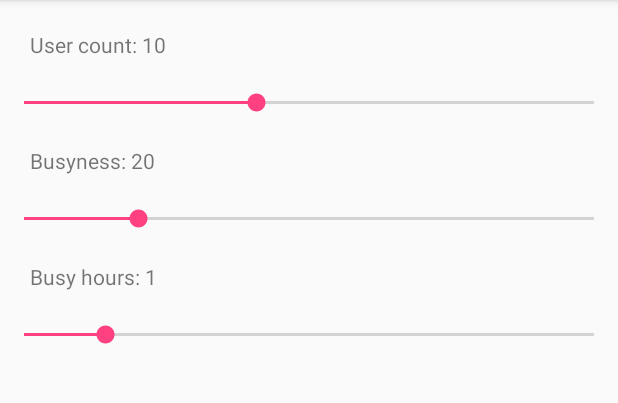
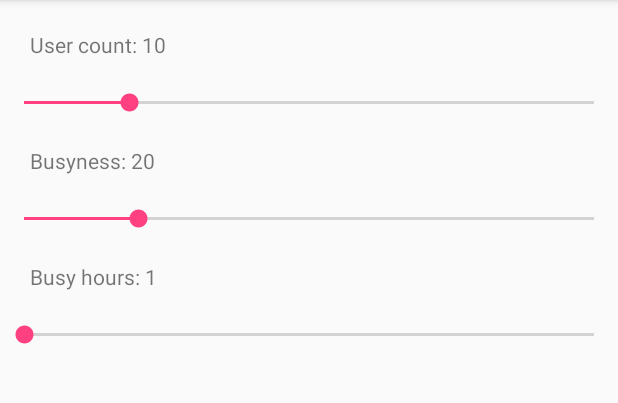
Before and after one commit to pingwiner/coffee, an Android app: the fragment SettingsFragment shown on its own in the app's theme, on a phone screen of 412 x 824 dp, the part 84-487 px from its top. Run offline under Robolectric (Android 15) with nearby library versions, the phone set to English and light mode, and no system bars; our stand-ins replace EventBus.

Commit message:
Settings UI state

```diff
--- a/app/src/main/java/coffee/demo/com/coffee/view/SettingsFragment.kt
+++ b/app/src/main/java/coffee/demo/com/coffee/view/SettingsFragment.kt
@@ -12,32 +12,28 @@ import coffee.demo.com.coffee.R
 import coffee.demo.com.coffee.logic.Machine
 import coffee.demo.com.coffee.logic.Office
 import coffee.demo.com.coffee.model.Settings
+import kotlinx.android.synthetic.main.fragment_settings.*
 
 class SettingsFragment : Fragment(), SeekBar.OnSeekBarChangeListener {
     val userCountText : String by lazy {getString(R.string.user_count) + ": "}
     val busynessText: String by lazy {getString(R.string.busyness) + ": "}
     val busyHoursText: String by lazy {getString(R.string.busy_hours) + ": "}
 
-    var userCountLabel : TextView? = null;
-    var busynessLabel : TextView? = null;
-    var busyHoursLabel : TextView? = null;
-
     override fun onCreate(savedInstanceState: Bundle?) {
         super.onCreate(savedInstanceState)
-
     }
 
     override fun onCreateView(inflater: LayoutInflater, container: ViewGroup?,
                               savedInstanceState: Bundle?): View? {
-        val v = inflater.inflate(R.layout.fragment_settings, container, false)
-        v.findViewById<SeekBar>(R.id.userCountBar).setOnSeekBarChangeListener(this)
-        v.findViewById<SeekBar>(R.id.busynessBar).setOnSeekBarChangeListener(this)
-        v.findViewById<SeekBar>(R.id.busyHoursBar).setOnSeekBarChangeListener(this)
-        userCountLabel = v.findViewById(R.id.userCountLabel)
-        busynessLabel = v.findViewById(R.id.busynessLabel)
-        busyHoursLabel = v.findViewById(R.id.busyHoursLabel)
+        return inflater.inflate(R.layout.fragment_settings, container, false)
+    }
+
+    override fun onViewCreated(view: View, savedInstanceState: Bundle?) {
+        super.onViewCreated(view, savedInstanceState)
+        userCountBar.setOnSeekBarChangeListener(this)
+        busynessBar.setOnSeekBarChangeListener(this)
+        busyHoursBar.setOnSeekBarChangeListener(this)
         updateViewState()
-        return v
     }
 
     override fun onActivityCreated(savedInstanceState: Bundle?) {
@@ -75,9 +71,12 @@ class SettingsFragment : Fragment(), SeekBar.OnSeekBarChangeListener {
     }
 
     private fun updateViewState() {
-        userCountLabel?.setText(userCountText + Settings.instance.usersCount)
-        busynessLabel?.setText(busynessText + Settings.instance.busyness)
-        busyHoursLabel?.setText(busyHoursText + Settings.instance.busyHours)
+        userCountLabel.setText(userCountText + Settings.instance.usersCount)
+        busynessLabel.setText(busynessText + Settings.instance.busyness)
+        busyHoursLabel.setText(busyHoursText + Settings.instance.busyHours)
+        userCountBar.setProgress(Settings.instance.usersCount - 1)
+        busynessBar.setProgress(Settings.instance.busyness)
+        busyHoursBar.setProgress(Settings.instance.busyHours - 1)
     }
 
 }
```
